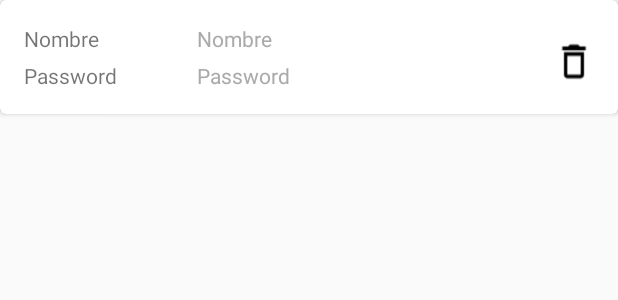
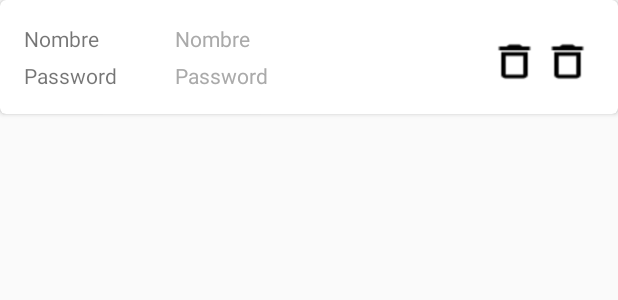
Before and after one commit to JohnnHidalgo/Coffee-Store, an Android app: the layout item_user_recycler.xml on its own in the app's theme, with its tools: preview values and no code run, on a phone screen of 412 x 824 dp. Shown: the top 300 px of the screen. Run offline under Robolectric (Android 15) with nearby library versions, the phone set to English and light mode, and no system bars.

Commit message:
CRUD user completed

```diff
--- a/app/src/main/res/layout/item_user_recycler.xml
+++ b/app/src/main/res/layout/item_user_recycler.xml
@@ -64,9 +64,16 @@
         </LinearLayout>
 
         <Button
+            android:id="@+id/btnUpdate"
+            android:layout_width="55dp"
+            android:layout_height="30dp"
+            android:layout_marginLeft="8dp"
+            android:layout_marginTop="10dp"
+            android:layout_weight="1"
+            android:background="@drawable/delete" />
+        <Button
             android:id="@+id/btnDelete"
             android:layout_marginTop="10dp"
-            android:layout_marginLeft="8dp"
             android:layout_width="35dp"
             android:layout_height="30dp"
             android:layout_weight="1"
```
Also changed, not shown: app/src/main/java/com/example/johnnhidalgo/project/Database/DatabaseHelper.java (+6 -13 lines), app/src/main/java/com/example/johnnhidalgo/project/adapters/UsersRecyclerAdapter.java (+58 -4 lines).
